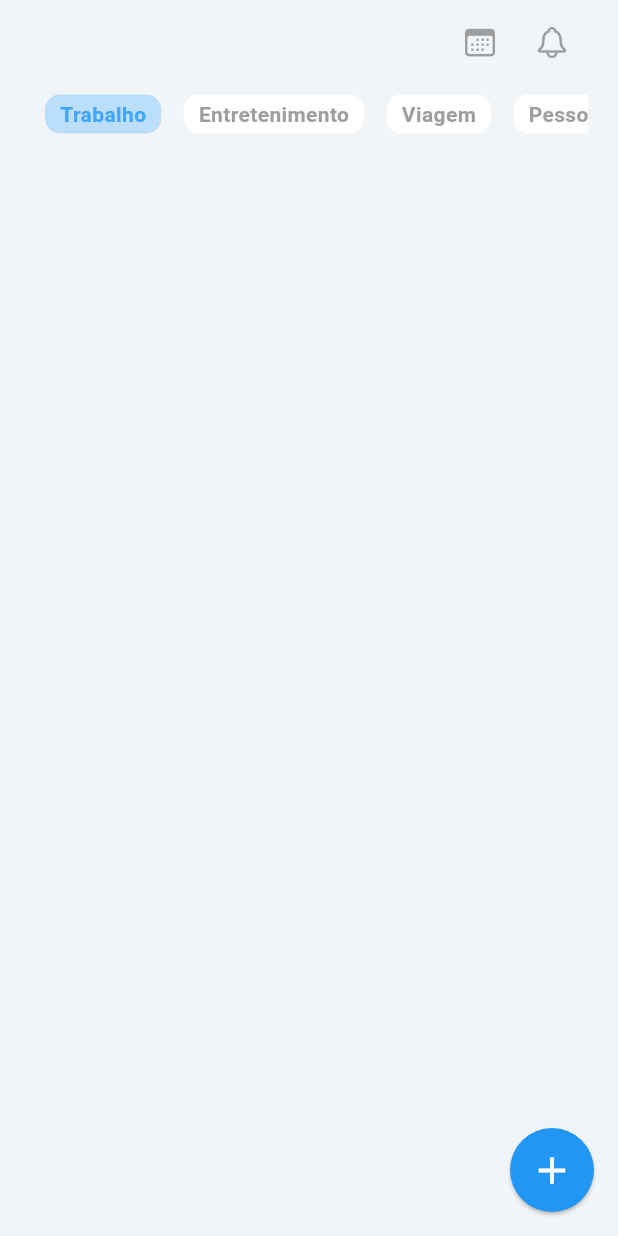
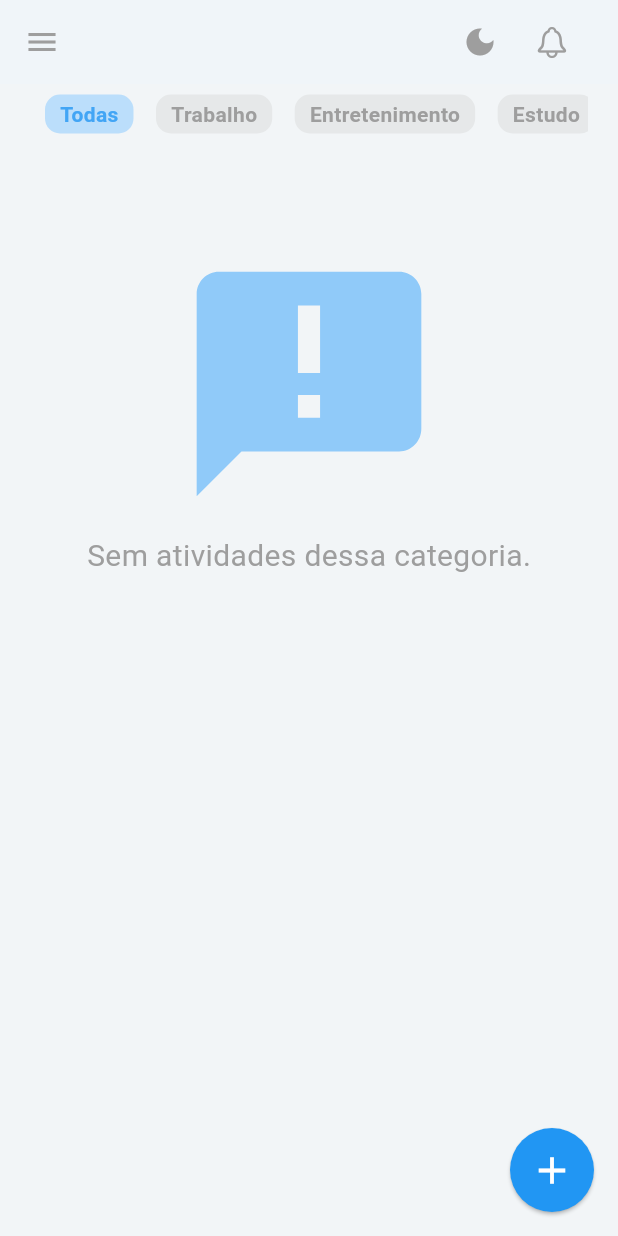
Before and after one commit to PedroSOliveira/task, a Flutter app: the HomePage screen opened directly, on a phone screen of 412 x 824 dp. Run offline on Flutter 3.47's test engine with Material 3 defaults, Android fonts, the light colour scheme and no system bars; our stand-ins replace calendar_date_picker2, cloud_firestore, firebase_auth, firebase_core, firebase_crashlytics, fl_chart and 5 more; missing offline and left inert: onesignal_flutter; accounts and stored records are empty.

Commit message:
feat: adding filter by category in tasks list

```diff
--- a/lib/screens/base/base_screen.dart
+++ b/lib/screens/base/base_screen.dart
@@ -37,7 +37,6 @@ class _BaseScreenState extends State<BaseScreen> {
           CalendarPage(),
           PomodoroScreen(),
           TaskStatisticsScreen(),
-          MenuScreen()
         ],
       ),
       bottomNavigationBar: BottomNavigationBar(
@@ -65,10 +64,6 @@ class _BaseScreenState extends State<BaseScreen> {
             icon: Icon(Icons.bar_chart),
             label: 'Dashboard',
           ),
-           BottomNavigationBarItem(
-            icon: Icon(Icons.person),
-            label: 'Conta',
-          ),
         ],
       ),
     );
--- a/lib/screens/home/components/category_tile.dart
+++ b/lib/screens/home/components/category_tile.dart
@@ -22,7 +22,7 @@ class CategoryTile extends StatelessWidget {
           padding: const EdgeInsets.symmetric(horizontal: 10, vertical: 3),
           decoration: BoxDecoration(
               borderRadius: BorderRadius.circular(10),
-              color: isSelected ? Colors.blue[100] : Colors.white),
+              color: isSelected ? Colors.blue[100] : Color.fromARGB(255, 230, 232, 233)),
           child: Text(
             category,
             style: TextStyle(
--- a/lib/screens/home/home_tab.dart
+++ b/lib/screens/home/home_tab.dart
@@ -1,10 +1,14 @@
 import 'package:firebase_auth/firebase_auth.dart';
 import 'package:flutter/cupertino.dart';
 import 'package:flutter/material.dart';
+import 'package:gap/gap.dart';
+import 'package:task/components/show_model.dart';
 import 'package:task/models/task.dart';
 import 'package:task/screens/home/components/category_tile.dart';
 import 'package:task/screens/login/login_screen.dart';
+import 'package:task/screens/menuScreen/menu_tiles_screen.dart';
 import 'package:task/services/task_service.dart';
+import 'package:task/theme/manager_theme.dart';
 import 'package:task/widget/card_todo_widget.dart';
 
 class HomePage extends StatefulWidget {
@@ -15,9 +19,16 @@ class HomePage extends StatefulWidget {
 }
 
 class _HomePageState extends State<HomePage> {
-  List<String> categories = ['Trabalho', 'Entretenimento', 'Viagem', 'Pessoal'];
+  List<String> categories = [
+    'Todas',
+    'Trabalho',
+    'Entretenimento',
+    'Estudo',
+    'Viagem',
+    'Pessoal'
+  ];
 
-  String selectedCategory = 'Trabalho';
+  String selectedCategory = 'Todas';
 
   final FirebaseAuth _auth = FirebaseAuth.instance;
 
@@ -25,10 +36,33 @@ class _HomePageState extends State<HomePage> {
 
   late List<Task> tasks = [];
 
+  late List<Task> allTasks = [];
+
+  final themeModeManager = ThemeModeManager();
+
+  final String allCategories = 'Todas';
+
   void _selectedOptionCategory(String option) {
     setState(() {
       selectedCategory = option;
     });
+
+    _filterTasksByCategory(option);
+  }
+
+  void _filterTasksByCategory(String category) {
+    if (category == allCategories) {
+      setState(() {
+        tasks = allTasks;
+      });
+    } else {
+      List<Task> filteredTasks =
+          allTasks.where((task) => task.category == category).toList();
+
+      setState(() {
+        tasks = filteredTasks;
+      });
+    }
   }
 
   void _handleSignOut() async {
@@ -49,32 +83,37 @@ class _HomePageState extends State<HomePage> {
       List<Task> fetchedTasks = await _taskService.getTasks();
       setState(() {
         tasks = fetchedTasks;
+        allTasks = fetchedTasks;
       });
     } catch (e) {
       print('Error fetching tasks: $e');
     }
   }
 
+  void toggleTheme() {
+    setState(() {
+      themeModeManager.themeMode = themeModeManager.themeMode == ThemeMode.light
+          ? ThemeMode.dark
+          : ThemeMode.light;
+    });
+  }
+
   @override
   Widget build(BuildContext context) {
     return Scaffold(
-      backgroundColor: Color.fromARGB(255, 242, 245, 247),
+      backgroundColor: const Color.fromARGB(255, 242, 245, 247),
+      // backgroundColor: Colors.white,
       floatingActionButton: FloatingActionButton(
         heroTag: null,
         onPressed: () {
-          _handleSignOut();
-          // final pageRoute =
-          //     MaterialPageRoute(builder: (context) => LoginScreen());
-
-          // Navigator.of(context).pushReplacement(pageRoute);
+          showModalBottomSheet(
+            isScrollControlled: true,
+            context: context,
+            shape:
+                RoundedRectangleBorder(borderRadius: BorderRadius.circular(16)),
+            builder: (context) => const AddNewTaskModel(),
+          );
         },
-        // showModalBottomSheet(
-        //   isScrollControlled: true,
-        //   context: context,
-        //   shape:
-        //       RoundedRectangleBorder(borderRadius: BorderRadius.circular(16)),
-        //   builder: (context) => AddNewTaskModel(),
-        // ),
         elevation: 1,
         backgroundColor: Colors.blue.shade500, // Ícone
         shape: const CircleBorder(),
@@ -86,19 +125,21 @@ class _HomePageState extends State<HomePage> {
       ),
       appBar: AppBar(
         backgroundColor: const Color.fromARGB(255, 240, 245, 249),
-        foregroundColor: Colors.black,
-        elevation: 0,
+        iconTheme: const IconThemeData(color: Colors.blue),
+        centerTitle: true,
         actions: [
           Padding(
             padding: const EdgeInsets.symmetric(horizontal: 20),
             child: Row(
               children: [
                 IconButton(
-                  onPressed: () {},
-                  icon: const Icon(
-                    CupertinoIcons.calendar,
+                  icon: Icon(
+                    themeModeManager.themeMode == ThemeMode.light
+                        ? Icons.dark_mode
+                        : Icons.light_mode,
                     color: Colors.grey,
                   ),
+                  onPressed: toggleTheme,
                 ),
                 IconButton(
                   onPressed: () {},
@@ -111,6 +152,18 @@ class _HomePageState extends State<HomePage> {
             ),
           )
         ],
+        leading: IconButton(
+          icon: const Icon(
+            Icons.menu,
+            color: Colors.grey,
+          ),
+          onPressed: () {
+            Navigator.pushReplacement(
+              context,
+              MaterialPageRoute(builder: (context) => const MenuScreen()),
+            );
+          },
+        ),
       ),
       body: SingleChildScrollView(
         child: Padding(
@@ -137,13 +190,33 @@ class _HomePageState extends State<HomePage> {
                 ),
               ),
               const SizedBox(height: 20),
-              ListView.separated(
+              tasks.isNotEmpty
+                  ? ListView.separated(
                       itemCount: tasks.length,
                       shrinkWrap: true,
-                itemBuilder: (context, index) => CardTodo(task: tasks[index]),
+                      itemBuilder: (context, index) =>
+                          CardTodo(task: tasks[index]),
                       separatorBuilder: (context, index) => const SizedBox(
                         height: 10,
                       ),
+                    )
+                  : Column(
+                      children: [
+                        // Image.asset('assets/image-login.jpeg'),
+                        const Gap(50),
+
+                        Icon(
+                          // Icons.not_listed_location_sharp,
+                          Icons.announcement,
+                          color: Colors.blue.shade200,
+                          size: 180,
+                        ),
+                        const Gap(10),
+                        const Text(
+                          'Sem atividades dessa categoria.',
+                          style: TextStyle(color: Colors.grey, fontSize: 20),
+                        )
+                      ],
                     ),
             ],
           ),
--- a/lib/screens/loading/initialization_loading_screen.dart
+++ b/lib/screens/loading/initialization_loading_screen.dart
@@ -26,7 +26,7 @@ class _InitializationLoadingScreenState
     extends State<InitializationLoadingScreen> {
   final themeModeManager = ThemeModeManager();
 
-  final String keyPreferencesFirstTime = "simuladoenem@first_time";
+  final String keyPreferencesFirstTime = "task@first_time";
 
   late UserService userService;
 
@@ -39,7 +39,6 @@ class _InitializationLoadingScreenState
 
   @override
   void didChangeDependencies() {
-    WidgetsFlutterBinding.ensureInitialized();
     initialize();
     super.didChangeDependencies();
   }
--- a/lib/screens/login/login_screen.dart
+++ b/lib/screens/login/login_screen.dart
@@ -113,10 +113,14 @@ class _LoginScreenState extends State<LoginScreen> {
               padding: EdgeInsets.symmetric(vertical: 15, horizontal: 50),
               child: Text(
                 'Entrar com o Google',
-                style: TextStyle(fontSize: 16),
+                style: TextStyle(
+                    fontSize: 18,
+                    color: Colors.white,
+                    fontWeight: FontWeight.bold),
               ),
             ),
             style: ElevatedButton.styleFrom(
+              backgroundColor: Colors.blue.shade400,
               // primary: Colors.blue,
               // onPrimary: Colors.white,
               shape: RoundedRectangleBorder(
--- /dev/null
+++ b/lib/theme/manager_theme copy.dart
@@ -0,0 +1,26 @@
+import 'dart:async';
+
+import 'package:flutter/material.dart';
+
+class ThemeModeManager {
+  static ThemeModeManager? _instance;
+
+  ThemeModeManager._();
+
+  static ThemeModeManager get instance => _instance ??= ThemeModeManager._();
+
+  ThemeMode _themeMode = ThemeMode.light;
+
+  ThemeMode get themeMode => _themeMode;
+
+  bool get isDark => _themeMode == ThemeMode.dark;
+
+  final _streamController = StreamController<ThemeMode>.broadcast();
+
+  Stream<ThemeMode> get onThemeChange => _streamController.stream;
+
+  set themeMode(ThemeMode mode) {
+    _themeMode = mode;
+    _streamController.sink.add(mode);
+  }
+}
--- a/pubspec.yaml
+++ b/pubspec.yaml
@@ -19,7 +19,7 @@ publish_to: 'none' # Remove this line if you wish to publish to pub.dev
 version: 1.0.0+1
 
 environment:
-  sdk: '>=3.2.0 <4.0.0'
+  sdk: '>=3.2.6 <4.0.0'
 
 # Dependencies specify other packages that your package needs in order to work.
 # To automatically upgrade your package dependencies to the latest versions
```
Also changed, not shown: lib/screens/menuScreen/menu_tiles_screen.dart (+32 -7 lines), lib/screens/task/task.dart (+7 -1 lines), lib/widget/card_todo_widget.dart (+6 -1 lines), pubspec.lock, 1 other file. Lines whose indentation alone changed are shown as unchanged.
